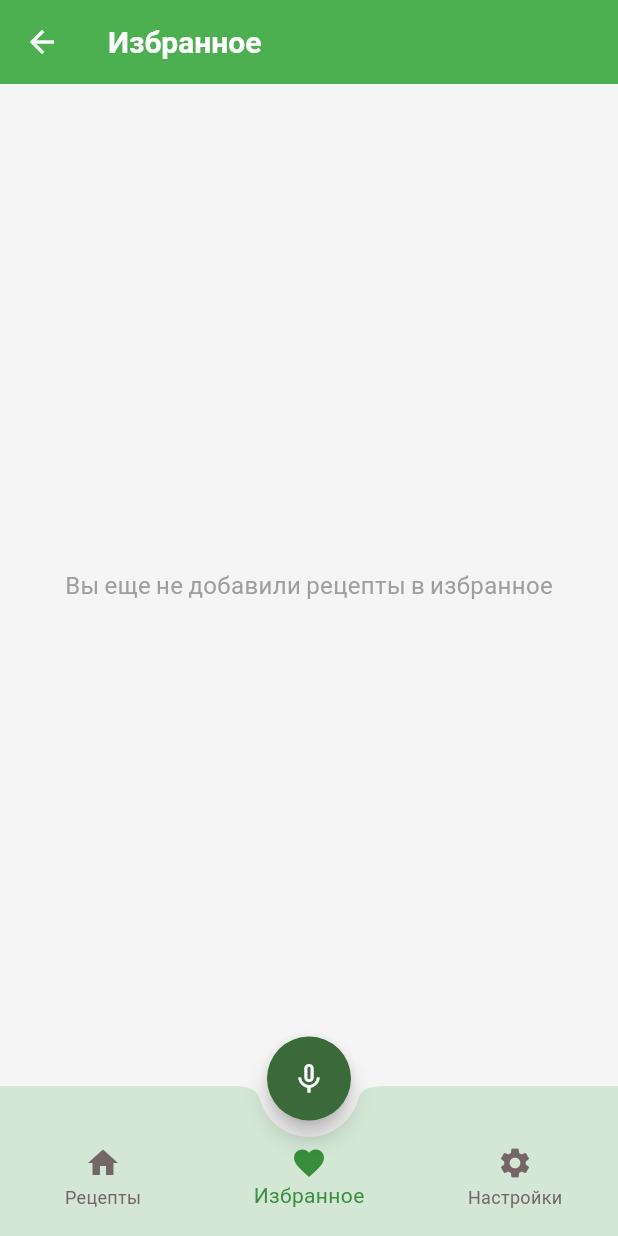
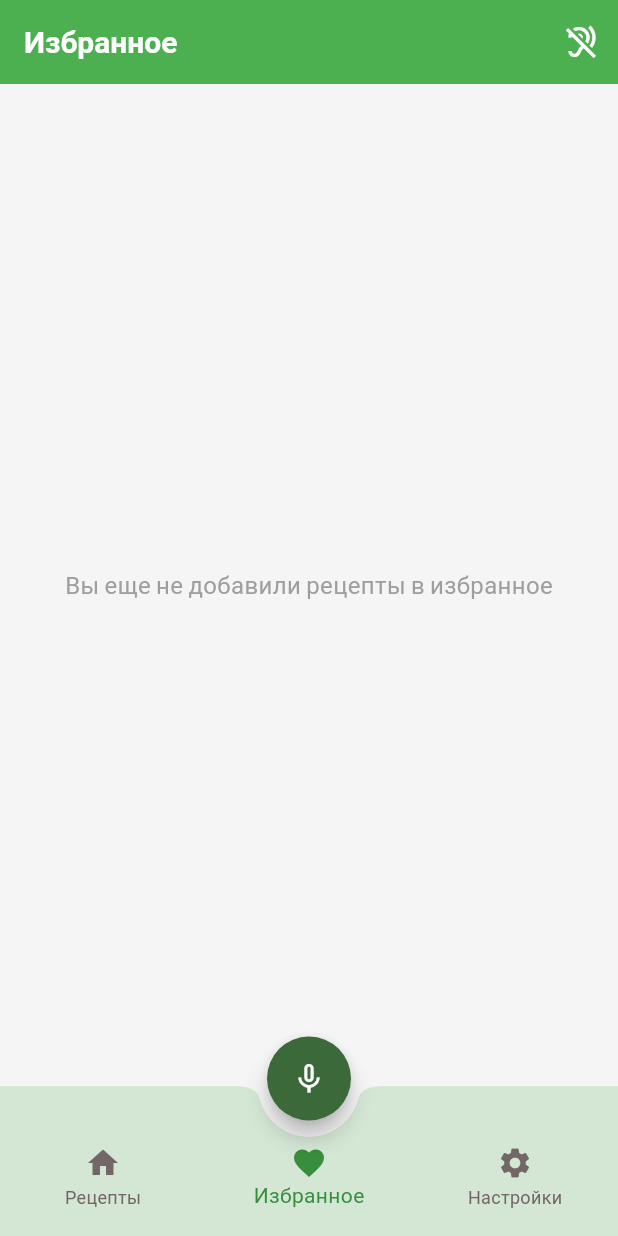
Before and after one commit to neekeetuh/smart_chef_ai_assistant, a Flutter app: the FavoritesPage screen opened by its route, on a phone screen of 412 x 824 dp. Run offline on Flutter 3.47's test engine with Material 3 defaults, Android fonts, the phone set to English and light mode, and no system bars; our stand-ins replace auto_route, bloc_concurrency, drift, equatable, flutter_bloc, flutter_dotenv and 4 more; missing offline and left inert: gigachat_dart; accounts and stored records are empty; generated files the repository leaves out were written again; network calls fail.

Commit message:
feat(voice_control): implement hands-free mode and global navigation
- Added "Chef" wake word activation for hands-free voice control.
- Created GlobalVoiceAppBarAction for a consistent wake word toggle across all screens.
- Implemented RootShellRoute and VoiceControlWrapper to enable global command handling.
- Optimized STT transitions with proper delays and awaits to fix race conditions.
- Enhanced NavigationCommandHandler to allow jumping between tabs from any depth of the app.
- Added immediate visual feedback (red icon) upon wake word detection.
- Updated SettingsPage with a dialog to choose between manual and hands-free activation.
- Fixed UI contrast issues for the voice toggle in light theme.
- Hidden manual mic FAB when wake word mode is active to declutter the interface.
- Improved UX by preventing SnackBar queuing during voice command processing.

```diff
--- a/lib/src/core/common/presentation/main_navigation_page.dart
+++ b/lib/src/core/common/presentation/main_navigation_page.dart
@@ -1,12 +1,10 @@
 import 'package:auto_route/auto_route.dart';
 import 'package:flutter/material.dart';
 import 'package:flutter_bloc/flutter_bloc.dart';
-
 import 'package:smart_chef_ai_assistant/src/core/common/presentation/widgets/core_navigation_bar.dart';
 import 'package:smart_chef_ai_assistant/src/core/navigation/app_router.dart';
 import 'package:smart_chef_ai_assistant/src/features/voice_control/presentation/bloc/voice_control_bloc.dart';
-import 'package:smart_chef_ai_assistant/src/features/voice_control/presentation/voice_command_processor.dart';
-import 'package:smart_chef_ai_assistant/src/features/voice_control/presentation/widgets/voice_help_bottom_sheet.dart';
+import 'package:smart_chef_ai_assistant/src/features/voice_control/presentation/widgets/global_voice_app_bar_action.dart';
 
 @RoutePage()
 class MainNavigationPage extends StatefulWidget {
@@ -17,12 +15,6 @@
 }
 
 class _MainNavigationPageState extends State<MainNavigationPage> {
-  final VoiceCommandProcessor _commandProcessor = VoiceCommandProcessor();
-
-  void _showHelpBottomSheet(BuildContext context) {
-    VoiceHelpBottomSheet.show(context);
-  }
-
   @override
   Widget build(BuildContext context) {
     return AutoTabsRouter(
@@ -30,32 +22,19 @@
       builder: (context, child) {
         final tabsRouter = AutoTabsRouter.of(context);
 
-        return BlocListener<VoiceControlBloc, VoiceControlState>(
-          listener: (context, state) {
-            if (state is VoiceCommandRecognized) {
-              final handled = _commandProcessor.process(context, state.command);
-              if (!handled) {
-                _showHelpBottomSheet(context);
-              }
-              // recipe_step обрабатывается внутри RecipeStepView
-            } else if (state is VoiceControlProcessing) {
-              ScaffoldMessenger.of(context).showSnackBar(
-                SnackBar(
-                  content: Text(
-                    'Обработка команды: "${state.transcription}"...',
-                  ),
-                  duration: const Duration(seconds: 2),
-                ),
-              );
-            } else if (state is VoiceControlError) {
-              ScaffoldMessenger.of(context).showSnackBar(
-                SnackBar(content: Text('Ошибка: ${state.message}')),
-              );
-            }
-          },
-          child: Scaffold(
-            // 1. Постоянная кнопка в центре
-            floatingActionButton: GestureDetector(
+        return Scaffold(
+          // Аппбар убран из шелла, чтобы не было дублей на страницах
+          floatingActionButton: BlocBuilder<VoiceControlBloc, VoiceControlState>(
+            builder: (context, state) {
+              final isWakeWordActive =
+                  (state is VoiceControlIdle && state.isWakeWordMode) ||
+                  state is VoiceControlWaitingForWakeWord ||
+                  state is VoiceControlWakeWordDetected ||
+                  state is VoiceControlListening;
+
+              if (isWakeWordActive) return const SizedBox.shrink();
+
+              return GestureDetector(
                 onLongPressStart: (_) {
                   context.read<VoiceControlBloc>().add(StartListeningEvent());
                 },
@@ -77,31 +56,18 @@
                     backgroundColor: Theme.of(context).colorScheme.primary,
                     foregroundColor: Colors.white,
                     shape: const CircleBorder(),
-                  child: BlocBuilder<VoiceControlBloc, VoiceControlState>(
-                    builder: (context, state) {
-                      return Icon(
-                        state is VoiceControlListening
-                            ? Icons.mic
-                            : Icons.mic_none,
-                        color: state is VoiceControlListening
-                            ? Colors.redAccent
-                            : null,
+                    child: const Icon(Icons.mic_none),
+                  ),
+                ),
               );
             },
           ),
-                ),
-              ),
-            ),
-
-            // 2. Расположение FAB по центру
           floatingActionButtonLocation:
               FloatingActionButtonLocation.centerDocked,
-
-            // 3. Нижний бар с вырезом
           bottomNavigationBar: BottomAppBar(
             height: 100,
             padding: const EdgeInsets.only(bottom: 10),
-              shape: const CircularNotchedRectangle(), // Вырез для FAB
+            shape: const CircularNotchedRectangle(),
             notchMargin: 6.0,
             child: Align(
               alignment: AlignmentGeometry.bottomCenter,
@@ -111,10 +77,7 @@
               ),
             ),
           ),
-
-            // Основной контент
           body: child,
-          ),
         );
       },
     );
--- /dev/null
+++ b/lib/src/core/common/presentation/root_shell_page.dart
@@ -0,0 +1,16 @@
+import 'package:auto_route/auto_route.dart';
+import 'package:flutter/material.dart';
+import 'package:smart_chef_ai_assistant/src/features/voice_control/presentation/widgets/voice_control_wrapper.dart';
+
+@RoutePage()
+class RootShellPage extends StatelessWidget {
+  const RootShellPage({super.key});
+
+  @override
+  Widget build(BuildContext context) {
+    // В RootShellPage контекст уже "внутри" роутера, поэтому push будет работать
+    return VoiceControlWrapper(
+      child: const AutoRouter(),
+    );
+  }
+}
--- a/lib/src/core/navigation/app_router.dart
+++ b/lib/src/core/navigation/app_router.dart
@@ -6,24 +6,34 @@
 import 'package:smart_chef_ai_assistant/src/features/recipes/presentation/recipe_detail_page.dart';
 import 'package:smart_chef_ai_assistant/src/features/settings/presentation/settings_page.dart';
 
+import 'package:smart_chef_ai_assistant/src/core/common/presentation/root_shell_page.dart';
+
 part 'app_router.gr.dart';
 
 @AutoRouterConfig()
 class AppRouter extends RootStackRouter {
   @override
   List<AutoRoute> get routes => [
-    // Shell-роут для главных экранов с BottomNavBar
+    // Родительский шелл для всего приложения (сюда входит глобальный VoiceControl)
     AutoRoute(
-      page: MainNavigationRoute.page,
+      page: RootShellRoute.page,
       initial: true,
       path: '/',
       children: [
-        AutoRoute(page: HomeRoute.page, path: 'home'),
-        AutoRoute(page: FavoritesRoute.page, path: 'favorites'),
-        AutoRoute(page: SettingsRoute.page, path: 'settings'),
+        // Главный экран с нижним баром
+        AutoRoute(
+          page: MainNavigationRoute.page,
+          initial: true,
+          path: '', // Пустой путь, т.к. это первый ребенок
+          children: [
+            AutoRoute(page: HomeRoute.page, path: 'home'),
+            AutoRoute(page: FavoritesRoute.page, path: 'favorites'),
+            AutoRoute(page: SettingsRoute.page, path: 'settings'),
+          ],
+        ),
+        // Экран Деталей теперь соседний в RootShell, открывается "поверх" MainNavigation
+        AutoRoute(page: RecipeDetailRoute.page, path: 'recipe/:recipeId'),
       ],
     ),
-    // Экран Деталей (открывается поверх)
-    AutoRoute(page: RecipeDetailRoute.page, path: '/recipe/:recipeId'),
   ];
 }
--- a/lib/src/features/recipes/presentation/favorites_page.dart
+++ b/lib/src/features/recipes/presentation/favorites_page.dart
@@ -5,6 +5,7 @@
 import 'package:smart_chef_ai_assistant/src/core/navigation/app_router.dart';
 import 'package:smart_chef_ai_assistant/src/features/recipes/presentation/bloc/recipe_bloc.dart';
 import 'package:smart_chef_ai_assistant/src/features/recipes/presentation/widgets/recipe_card.dart';
+import 'package:smart_chef_ai_assistant/src/features/voice_control/presentation/widgets/global_voice_app_bar_action.dart';
 
 @RoutePage()
 class FavoritesPage extends StatelessWidget {
@@ -13,7 +14,10 @@
   @override
   Widget build(BuildContext context) {
     return Scaffold(
-      appBar: AppBar(title: const Text(AppStrings.favoritesTitle)),
+      appBar: AppBar(
+        title: const Text(AppStrings.favoritesTitle),
+        actions: const [GlobalVoiceAppBarAction()],
+      ),
       body: BlocBuilder<RecipeBloc, RecipeState>(
         builder: (context, state) {
           final favoriteRecipes = state.favoriteRecipes;
--- a/lib/src/features/recipes/presentation/home_page.dart
+++ b/lib/src/features/recipes/presentation/home_page.dart
@@ -5,6 +5,7 @@
 import 'package:smart_chef_ai_assistant/src/core/navigation/app_router.dart';
 import 'package:smart_chef_ai_assistant/src/features/recipes/presentation/bloc/recipe_bloc.dart';
 import 'package:smart_chef_ai_assistant/src/features/recipes/presentation/widgets/recipe_card.dart';
+import 'package:smart_chef_ai_assistant/src/features/voice_control/presentation/widgets/global_voice_app_bar_action.dart';
 
 @RoutePage()
 class HomePage extends StatelessWidget {
@@ -13,7 +14,10 @@
   @override
   Widget build(BuildContext context) {
     return Scaffold(
-      appBar: AppBar(title: const Text(AppStrings.homeTitle)),
+      appBar: AppBar(
+        title: const Text(AppStrings.homeTitle),
+        actions: const [GlobalVoiceAppBarAction()],
+      ),
       body: BlocBuilder<RecipeBloc, RecipeState>(
         builder: (context, state) {
           final recipes = state.recipes;
--- a/lib/src/features/voice_control/presentation/bloc/voice_control_event.dart
+++ b/lib/src/features/voice_control/presentation/bloc/voice_control_event.dart
@@ -10,6 +10,12 @@
 class StartListeningEvent extends VoiceControlEvent {}
 
 class StopListeningEvent extends VoiceControlEvent {}
+
+class StartWakeWordEvent extends VoiceControlEvent {}
+
+class ToggleWakeWordEvent extends VoiceControlEvent {}
+
+class _WakeWordDetectedEvent extends VoiceControlEvent {}
 
 class _SpeechRecognizedEvent extends VoiceControlEvent {
   final String text;
--- a/lib/src/features/voice_control/presentation/bloc/voice_control_state.dart
+++ b/lib/src/features/voice_control/presentation/bloc/voice_control_state.dart
@@ -7,7 +7,17 @@
   List<Object?> get props => [];
 }
 
-class VoiceControlIdle extends VoiceControlState {}
+class VoiceControlIdle extends VoiceControlState {
+  final bool isWakeWordMode;
+  const VoiceControlIdle({this.isWakeWordMode = false});
+
+  @override
+  List<Object?> get props => [isWakeWordMode];
+}
+
+class VoiceControlWaitingForWakeWord extends VoiceControlState {}
+
+class VoiceControlWakeWordDetected extends VoiceControlState {}
 
 class VoiceControlListening extends VoiceControlState {}
 
--- /dev/null
+++ b/lib/src/features/voice_control/presentation/widgets/global_voice_app_bar_action.dart
@@ -0,0 +1,42 @@
+import 'package:flutter/material.dart';
+import 'package:flutter_bloc/flutter_bloc.dart';
+import 'package:smart_chef_ai_assistant/src/features/voice_control/presentation/bloc/voice_control_bloc.dart';
+
+class GlobalVoiceAppBarAction extends StatelessWidget {
+  const GlobalVoiceAppBarAction({super.key});
+
+  @override
+  Widget build(BuildContext context) {
+    return BlocBuilder<VoiceControlBloc, VoiceControlState>(
+      builder: (context, state) {
+        final isModeOn = (state is VoiceControlIdle && state.isWakeWordMode) ||
+            state is VoiceControlWaitingForWakeWord ||
+            state is VoiceControlWakeWordDetected ||
+            state is VoiceControlListening;
+
+        final isDark = Theme.of(context).brightness == Brightness.dark;
+
+        Color? iconColor;
+        if (state is VoiceControlWakeWordDetected || state is VoiceControlListening) {
+          iconColor = Colors.redAccent;
+        } else if (isModeOn) {
+          iconColor = isDark ? Colors.green : Colors.white;
+        } else {
+          // Выключен - в светлой теме пусть будет белым, в темной стандартным
+          iconColor = isDark ? null : Colors.white;
+        }
+
+        return IconButton(
+          icon: Icon(
+            isModeOn ? Icons.hearing : Icons.hearing_disabled,
+            color: iconColor,
+          ),
+          onPressed: () {
+            context.read<VoiceControlBloc>().add(ToggleWakeWordEvent());
+          },
+          tooltip: 'Режим "Шеф"',
+        );
+      },
+    );
+  }
+}
--- /dev/null
+++ b/lib/src/features/voice_control/presentation/widgets/voice_control_wrapper.dart
@@ -0,0 +1,45 @@
+import 'package:flutter/material.dart';
+import 'package:flutter_bloc/flutter_bloc.dart';
+import 'package:smart_chef_ai_assistant/src/features/voice_control/presentation/bloc/voice_control_bloc.dart';
+import 'package:smart_chef_ai_assistant/src/features/voice_control/presentation/voice_command_processor.dart';
+import 'package:smart_chef_ai_assistant/src/features/voice_control/presentation/widgets/voice_help_bottom_sheet.dart';
+
+class VoiceControlWrapper extends StatefulWidget {
+  final Widget child;
+  const VoiceControlWrapper({super.key, required this.child});
+
+  @override
+  State<VoiceControlWrapper> createState() => _VoiceControlWrapperState();
+}
+
+class _VoiceControlWrapperState extends State<VoiceControlWrapper> {
+  final VoiceCommandProcessor _commandProcessor = VoiceCommandProcessor();
+
+  @override
+  Widget build(BuildContext context) {
+    return BlocListener<VoiceControlBloc, VoiceControlState>(
+      listener: (context, state) {
+        if (state is VoiceCommandRecognized) {
+          final handled = _commandProcessor.process(context, state.command);
+          if (!handled) {
+            VoiceHelpBottomSheet.show(context);
+          }
+        } else if (state is VoiceControlProcessing) {
+          ScaffoldMessenger.of(context).hideCurrentSnackBar();
+          ScaffoldMessenger.of(context).showSnackBar(
+            SnackBar(
+              content: Text('Обработка: "${state.transcription}"'),
+              duration: const Duration(seconds: 2),
+            ),
+          );
+        } else if (state is VoiceControlError) {
+          ScaffoldMessenger.of(context).hideCurrentSnackBar();
+          ScaffoldMessenger.of(context).showSnackBar(
+            SnackBar(content: Text(state.message)),
+          );
+        }
+      },
+      child: widget.child,
+    );
+  }
+}
```
Also changed, not shown: lib/main.dart (+33 -39 lines), lib/src/core/services/voice_service.dart (+25 -1 lines), lib/src/features/recipes/presentation/recipe_detail_page.dart (+6 -4 lines), lib/src/features/settings/presentation/settings_page.dart (+69 -15 lines), lib/src/features/voice_control/presentation/bloc/voice_control_bloc.dart (+63 -4 lines), lib/src/features/voice_control/presentation/handlers/navigation_command_handler.dart (+18 -17 lines), lib/src/core/navigation/app_router.gr.dart. Lines whose indentation alone changed are shown as unchanged.
